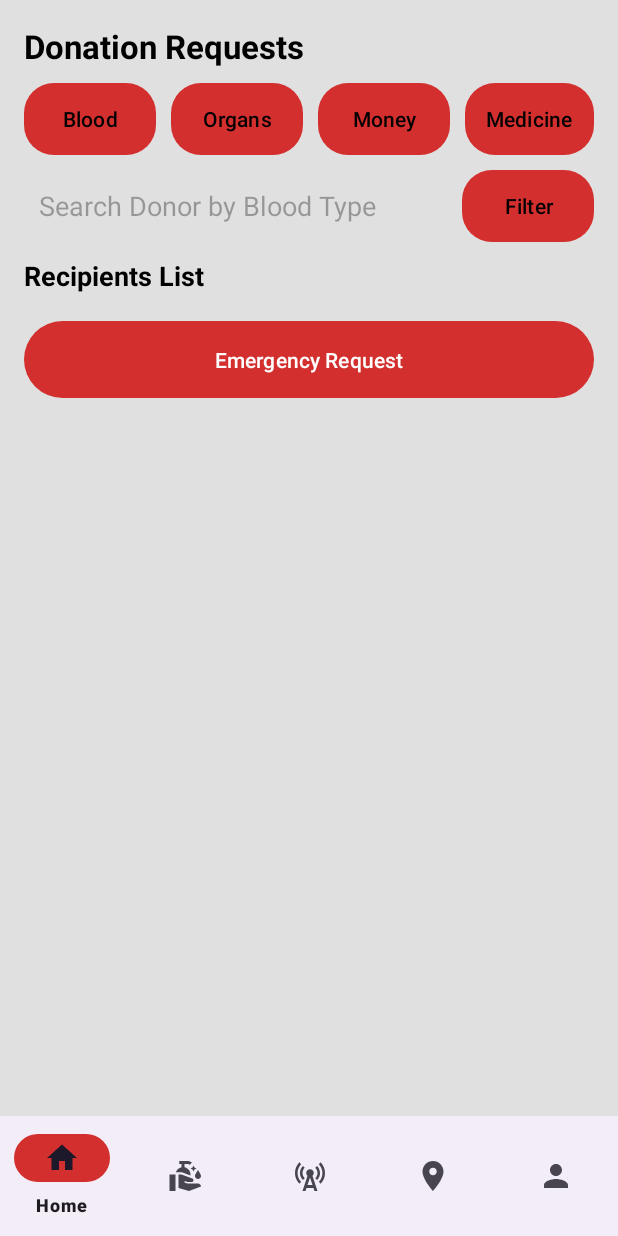
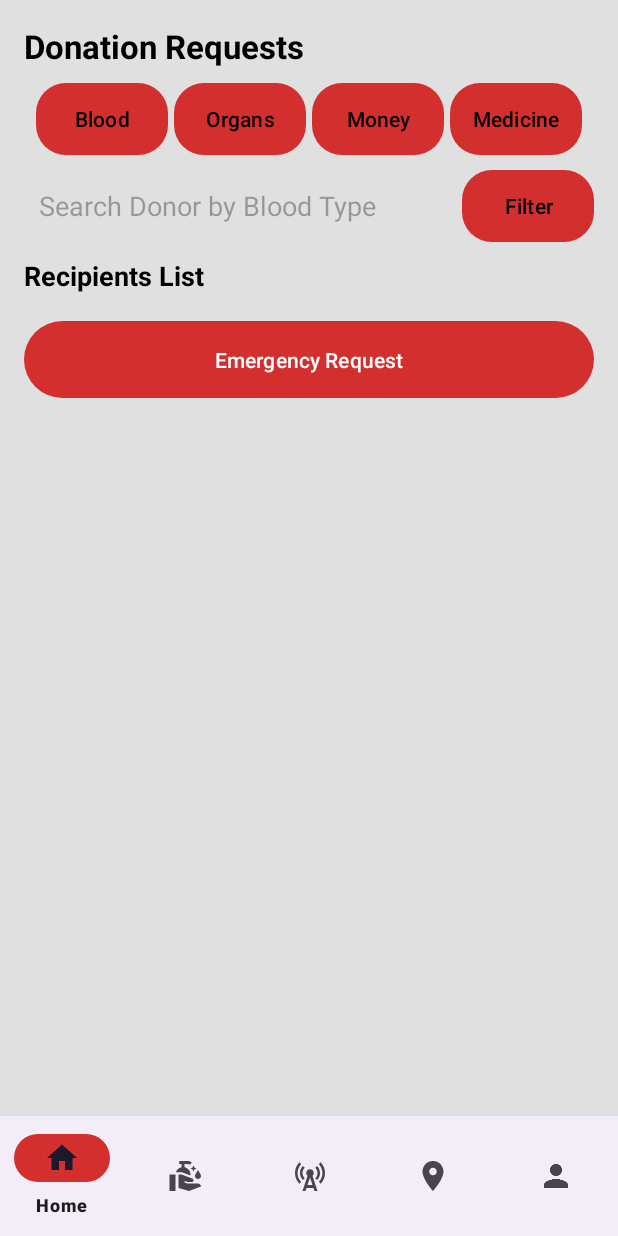
Before and after one commit to Vanshikagup2206/DonorApp, an Android app: the RequestsFragment screen opened through its navigation route, on a phone screen of 412 x 824 dp. Run offline under Robolectric (Android 15) with nearby library versions, the phone set to English and light mode, and no system bars; our stand-ins replace Firebase (no records; nobody signed in at launch, a user with empty details on screens opened directly), Room's generated code, navigation-ui.

Commit message:
map work

```diff
--- a/app/build.gradle
+++ b/app/build.gradle
@@ -58,6 +58,7 @@ dependencies {
     implementation("androidx.room:room-runtime:2.5.2") // More stable for Flamingo
     implementation("androidx.room:room-ktx:2.5.2")
     implementation 'com.google.android.gms:play-services-maps:18.0.2'
+    implementation 'com.google.android.libraries.places:places:2.5.0'
     kapt("androidx.room:room-compiler:2.5.2")
 
     // Lottie for animations
@@ -78,4 +79,8 @@ dependencies {
     // Google maps
     implementation 'com.google.android.gms:play-services-maps:18.2.0'
     implementation 'com.google.android.gms:play-services-location:21.0.1'
+    implementation 'com.google.android.libraries.places:places:4.1.0'
+    implementation 'com.android.volley:volley:1.2.1'
+    implementation("com.squareup.retrofit2:retrofit:2.9.0")
+    implementation("com.squareup.retrofit2:converter-gson:2.9.0")
 }
--- a/app/src/main/res/layout/fragment_requests.xml
+++ b/app/src/main/res/layout/fragment_requests.xml
@@ -33,7 +33,7 @@
             android:layout_width="wrap_content"
             android:layout_height="wrap_content"
             android:background="@drawable/neumorphic_button"
-            android:padding="@dimen/dp_8"
+            android:padding="@dimen/dp_2"
             android:text="@string/blood"
             android:textColor="@color/black" />
 
@@ -41,9 +41,9 @@
             android:id="@+id/btnOrgans"
             android:layout_width="wrap_content"
             android:layout_height="wrap_content"
-            android:layout_marginStart="@dimen/dp_10"
+            android:layout_marginStart="@dimen/dp_4"
             android:background="@drawable/neumorphic_button"
-            android:padding="@dimen/dp_8"
+            android:padding="@dimen/dp_2"
             android:text="@string/organs"
             android:textColor="@color/black" />
 
@@ -51,9 +51,9 @@
             android:id="@+id/btnMoney"
             android:layout_width="wrap_content"
             android:layout_height="wrap_content"
-            android:layout_marginStart="10dp"
+            android:layout_marginStart="@dimen/dp_4"
             android:background="@drawable/neumorphic_button"
-            android:padding="@dimen/dp_8"
+            android:padding="@dimen/dp_2"
             android:text="@string/money"
             android:textColor="@color/black" />
 
@@ -61,9 +61,9 @@
             android:id="@+id/btnMedicine"
             android:layout_width="wrap_content"
             android:layout_height="wrap_content"
-            android:layout_marginStart="@dimen/dp_10"
+            android:layout_marginStart="@dimen/dp_4"
             android:background="@drawable/neumorphic_button"
-            android:padding="@dimen/dp_8"
+            android:padding="@dimen/dp_2"
             android:text="@string/medicine"
             android:textColor="@color/black" />
     </LinearLayout>
--- a/app/src/main/res/values/dimens.xml
+++ b/app/src/main/res/values/dimens.xml
@@ -13,4 +13,5 @@
     <dimen name="sp_14">14sp</dimen>
     <dimen name="sp_22">22sp</dimen>
     <dimen name="dp_24">24dp</dimen>
+    <dimen name="dp_2">2dp</dimen>
 </resources>
--- a/app/src/main/res/values/strings.xml
+++ b/app/src/main/res/values/strings.xml
@@ -58,4 +58,5 @@
     <string name="delete">Delete</string>
     <string name="enter_recipient_name">Enter Recipient Name</string>
     <string name="enter_hospital_contact">Enter Hospital Contact</string>
+    <string name="search">Search</string>
 </resources>
```
Also changed, not shown: app/src/main/AndroidManifest.xml (+9 -0 lines), app/src/main/java/com/vanshika/donorapp/map/MapFragment.kt (+97 -1 lines), app/src/main/java/com/vanshika/donorapp/map/NominatimApi.kt (added, +13 -0 lines), app/src/main/java/com/vanshika/donorapp/map/PlaceResponse.kt (added, +7 -0 lines), app/src/main/java/com/vanshika/donorapp/requests/RequestsFragment.kt (+8 -18 lines), app/src/main/res/layout/fragment_map.xml (+8 -0 lines).
